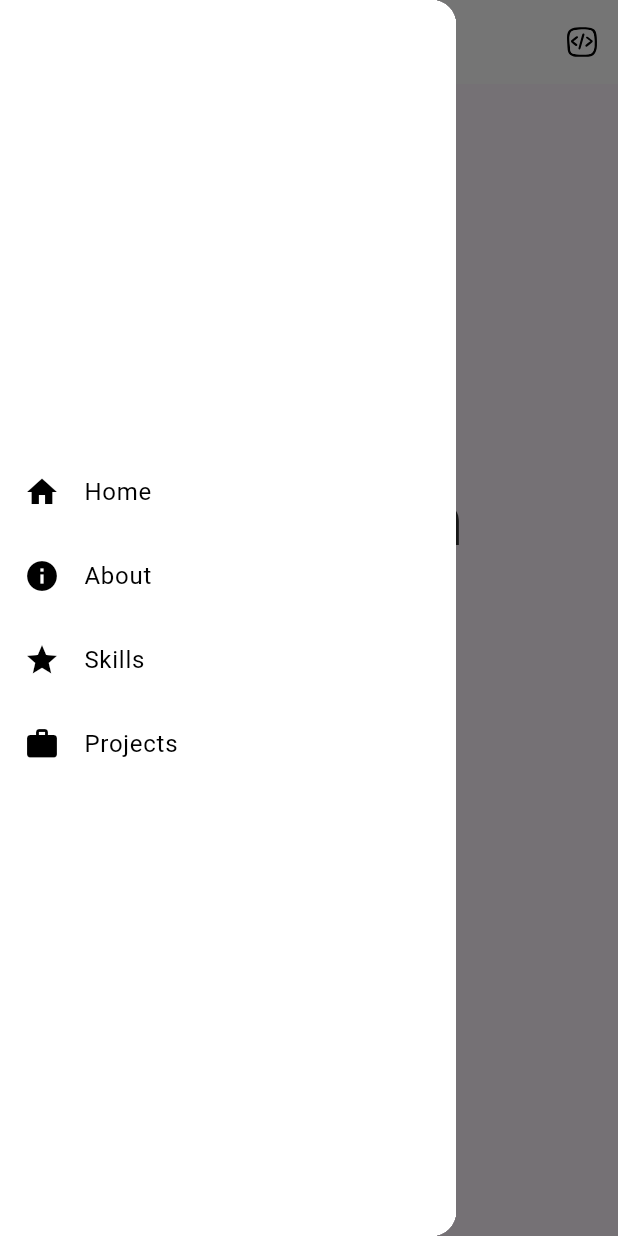
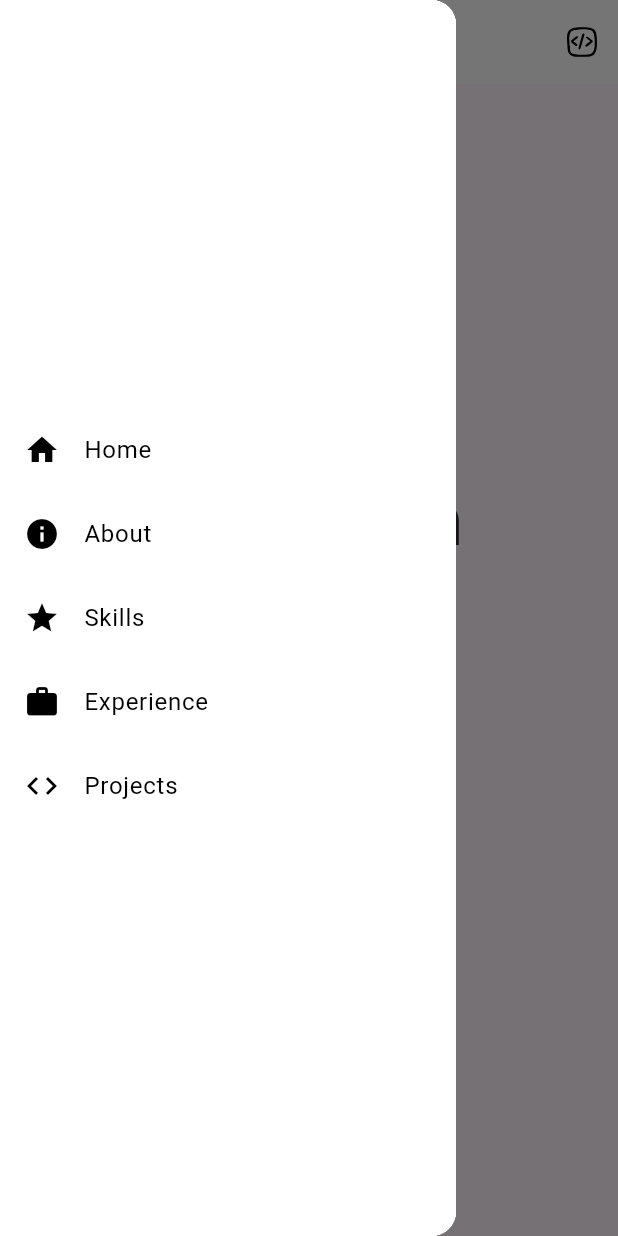
Before and after one commit to 31SUFI/flutter-web, a Flutter app: the screen it shows after launch, with the side drawer open, on a phone screen of 412 x 824 dp. Run offline on Flutter 3.47's test engine with Material 3 defaults, Android fonts, the phone set to English and light mode, and no system bars; drawn by our look-alikes of animated_text_kit; our stand-ins replace animate_do, flutter_animate, flutter_svg, google_fonts, visibility_detector.

Commit message:
fix:minor fix

```diff
--- a/lib/widgets/navbar.dart
+++ b/lib/widgets/navbar.dart
@@ -86,6 +86,19 @@ class NavDrawer extends StatelessWidget {
               ),
               ListTile(
                 leading: const Icon(Icons.work, color: Colors.black),
+                title: const Text('Experience',
+                    style: TextStyle(color: Colors.black)),
+                onTap: () {
+                  Navigator.pop(context);
+                  scrollController.animateTo(
+                    1500,
+                    duration: const Duration(milliseconds: 500),
+                    curve: Curves.easeInOut,
+                  );
+                },
+              ),
+              ListTile(
+                leading: const Icon(Icons.code, color: Colors.black),
                 title: const Text('Projects',
                     style: TextStyle(color: Colors.black)),
                 onTap: () {
```
